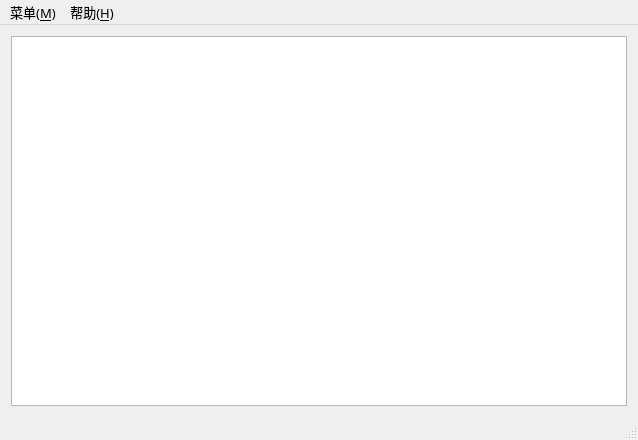
Old version of the form WD_version3/WD_Server/mainwindow.ui in the repository drcege/WD.
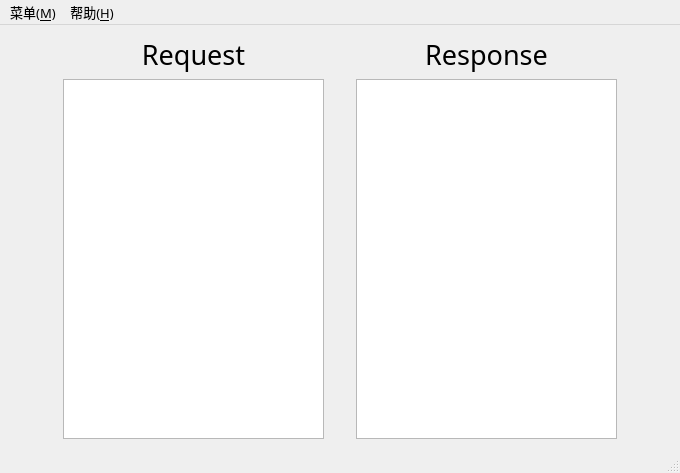
New version of the form. Icons and pictures are not drawn.

The edit to the form file:
```diff
--- a/WD_version3/WD_Server/mainwindow.ui
+++ b/WD_version3/WD_Server/mainwindow.ui
@@ -6,8 +6,8 @@
    <rect>
     <x>0</x>
     <y>0</y>
-    <width>638</width>
-    <height>440</height>
+    <width>680</width>
+    <height>473</height>
    </rect>
   </property>
   <property name="sizePolicy">
@@ -45,13 +45,107 @@
      <height>378</height>
     </size>
    </property>
-   <layout class="QGridLayout" name="gridLayout">
+   <layout class="QGridLayout" name="gridLayout" columnstretch="2,10,1,10,2">
+    <item row="0" column="2">
+     <spacer name="horizontalSpacer">
+      <property name="orientation">
+       <enum>Qt::Horizontal</enum>
+      </property>
+      <property name="sizeHint" stdset="0">
+       <size>
+        <width>40</width>
+        <height>20</height>
+       </size>
+      </property>
+     </spacer>
+    </item>
     <item row="0" column="0">
-     <widget class="QTreeWidget" name="treeWidget">
-      <attribute name="headerVisible">
-       <bool>false</bool>
-      </attribute>
-     </widget>
+     <spacer name="horizontalSpacer_2">
+      <property name="orientation">
+       <enum>Qt::Horizontal</enum>
+      </property>
+      <property name="sizeHint" stdset="0">
+       <size>
+        <width>40</width>
+        <height>20</height>
+       </size>
+      </property>
+     </spacer>
+    </item>
+    <item row="0" column="3">
+     <layout class="QVBoxLayout" name="verticalLayout_2">
+      <item>
+       <widget class="QLabel" name="label_response">
+        <property name="font">
+         <font>
+          <pointsize>20</pointsize>
+         </font>
+        </property>
+        <property name="text">
+         <string>Response</string>
+        </property>
+        <property name="alignment">
+         <set>Qt::AlignCenter</set>
+        </property>
+       </widget>
+      </item>
+      <item>
+       <widget class="QTreeWidget" name="treeWidget_response">
+        <attribute name="headerVisible">
+         <bool>false</bool>
+        </attribute>
+        <column>
+         <property name="text">
+          <string notr="true">1</string>
+         </property>
+        </column>
+       </widget>
+      </item>
+     </layout>
+    </item>
+    <item row="0" column="1">
+     <layout class="QVBoxLayout" name="verticalLayout">
+      <item>
+       <widget class="QLabel" name="label_request">
+        <property name="font">
+         <font>
+          <pointsize>20</pointsize>
+         </font>
+        </property>
+        <property name="text">
+         <string>Request</string>
+        </property>
+        <property name="alignment">
+         <set>Qt::AlignCenter</set>
+        </property>
+       </widget>
+      </item>
+      <item>
+       <widget class="QTreeWidget" name="treeWidget_request">
+        <attribute name="headerVisible">
+         <bool>false</bool>
+        </attribute>
+        <column>
+         <property name="text">
+          <string notr="true">1</string>
+         </property>
+        </column>
+       </widget>
+      </item>
+     </layout>
+    </item>
+    <item row="0" column="4">
+     <spacer name="horizontalSpacer_3">
+      <property name="orientation">
+       <enum>Qt::Horizontal</enum>
+      </property>
+      <property name="sizeHint" stdset="0">
+       <size>
+        <width>40</width>
+        <height>20</height>
+       </size>
+      </property>
+     </spacer>
     </item>
    </layout>
   </widget>
@@ -60,7 +154,7 @@
     <rect>
      <x>0</x>
      <y>0</y>
-     <width>638</width>
+     <width>680</width>
      <height>23</height>
     </rect>
    </property>
```
